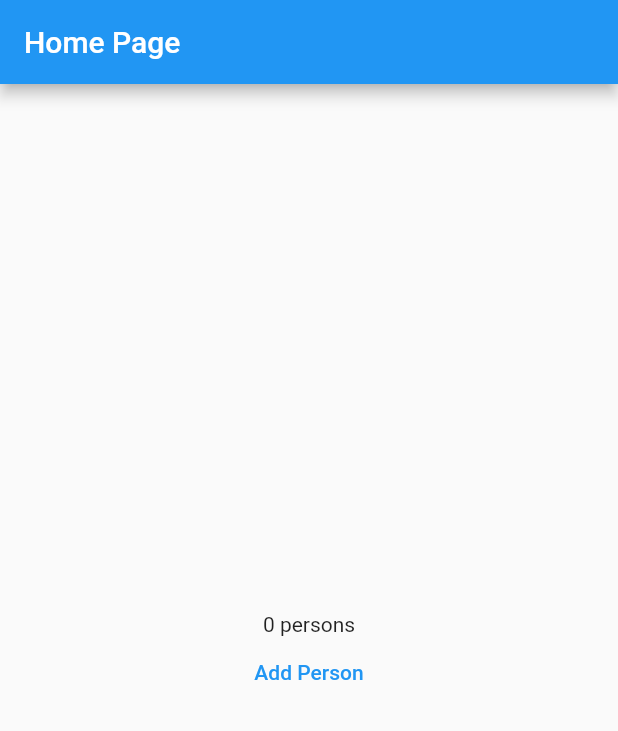
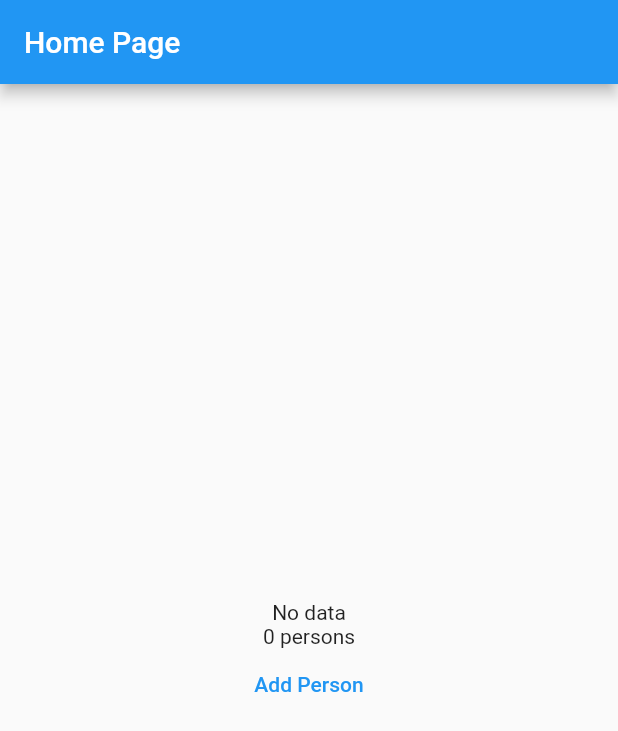
Before and after one commit to babihutan/flutter_rx_vote, a Flutter app: the MyHomePage screen opened directly, on a phone screen of 412 x 824 dp. Shown: the top 731 px of the screen. Run offline on Flutter 3.47's test engine with Material 2 defaults, Android fonts, the phone set to English and light mode, and no system bars; our stand-ins replace cloud_firestore, firebase_core, rxdart; accounts and stored records are empty.

Commit message:
quick fix

```diff
--- a/lib/home_page.dart
+++ b/lib/home_page.dart
@@ -16,6 +16,15 @@ class MyHomePage extends StatelessWidget {
         child: Column(
           mainAxisAlignment: MainAxisAlignment.center,
           children: <Widget>[
+            StreamBuilder<Person?>(
+              stream: dbService.me,
+              builder: (context, meSnap) {
+                if (!meSnap.hasData || meSnap.data == null) {
+                  return const Text('No data');
+                }
+                return Text('Me: ${meSnap.data!.name}');
+              },
+            ),
             StreamBuilder<List<Person>>(
               stream: dbService.persons,
               builder: (context, personsSnap) {
@@ -26,13 +35,16 @@ class MyHomePage extends StatelessWidget {
               },
             ),
             TextButton(
-                onPressed: () {
-                  Navigator.push(
-                    context,
-                    MaterialPageRoute(builder: (context) => SignupPage()),
-                  );
-                },
-                child: const Text('Add Person'))
+              onPressed: () {
+                Navigator.push(
+                  context,
+                  MaterialPageRoute(
+                    builder: (context) => SignupPage(),
+                  ),
+                );
+              },
+              child: const Text('Add Person'),
+            )
           ],
         ),
       ),
```
